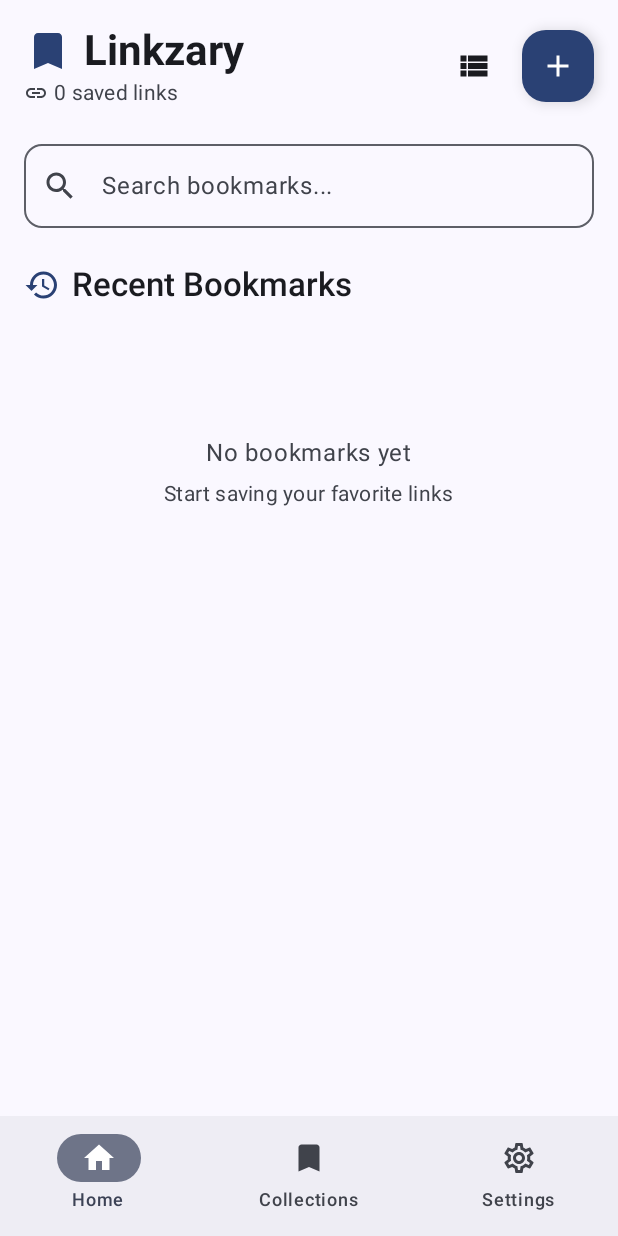
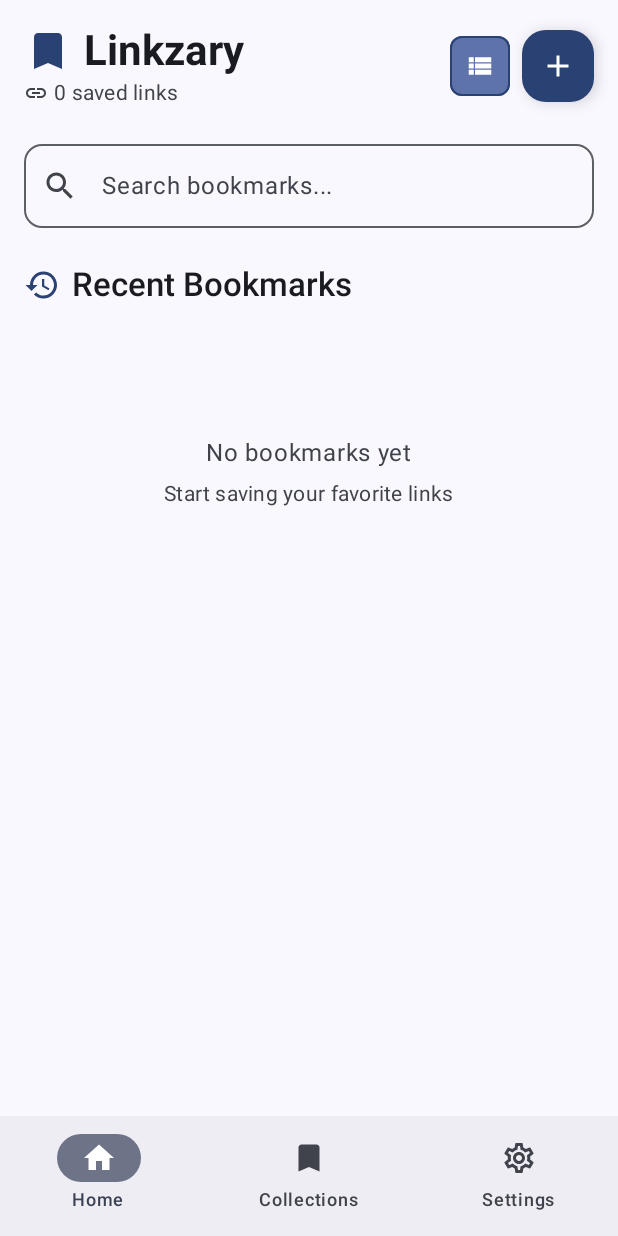
Before and after one commit to ZaryabKhan/Linkzary, an Android app built with Jetpack Compose: the screen it shows after launch (MainActivity), on a phone screen of 412 x 824 dp. Run offline under Robolectric (Android 15) with nearby library versions, the phone set to English and light mode, and no system bars; our stand-ins replace Dagger/Hilt's generated code, Room's generated code.

Commit message:
Initial commit

```diff
--- a/app/src/main/java/com/appcodecraft/linkzary/ui/screen/home/HomeScreen.kt
+++ b/app/src/main/java/com/appcodecraft/linkzary/ui/screen/home/HomeScreen.kt
@@ -1,20 +1,18 @@
 package com.appcodecraft.linkzary.ui.screen.home
 
+import androidx.compose.foundation.BorderStroke
 import androidx.compose.foundation.layout.*
 import androidx.compose.foundation.lazy.LazyColumn
 import androidx.compose.foundation.lazy.LazyRow
-import androidx.compose.foundation.lazy.grid.GridCells
-import androidx.compose.foundation.lazy.grid.LazyVerticalGrid
-import androidx.compose.foundation.lazy.grid.items
 import androidx.compose.foundation.lazy.items
 import androidx.compose.foundation.rememberScrollState
 import androidx.compose.foundation.verticalScroll
 import androidx.compose.foundation.shape.RoundedCornerShape
 import androidx.compose.material.icons.Icons
+import androidx.compose.material.icons.automirrored.filled.ViewList
 import androidx.compose.material.icons.filled.Add
 import androidx.compose.material.icons.filled.Search
 import androidx.compose.material.icons.filled.ViewModule
-import androidx.compose.material.icons.filled.ViewList
 import androidx.compose.material.icons.filled.Edit
 import androidx.compose.material.icons.filled.Delete
 import androidx.compose.material.icons.filled.PushPin
@@ -25,6 +23,7 @@ import androidx.compose.material.icons.filled.CreateNewFolder
 import androidx.compose.material.icons.filled.Check
 import androidx.compose.material.icons.filled.Clear
 import androidx.compose.material.icons.filled.Bookmark
+import androidx.compose.material.icons.filled.GridView
 import androidx.compose.material.icons.filled.Link
 import androidx.compose.material.icons.filled.History
 import androidx.compose.material3.*
@@ -39,12 +38,10 @@ import androidx.hilt.navigation.compose.hiltViewModel
 import androidx.lifecycle.compose.collectAsStateWithLifecycle
 import androidx.navigation.NavController
 import com.appcodecraft.linkzary.navigation.Screen
-import com.appcodecraft.linkzary.data.entity.Collection
 import com.appcodecraft.linkzary.data.entity.SavedLink
 import com.appcodecraft.linkzary.ui.component.BookmarkCard
 import com.appcodecraft.linkzary.ui.component.SmallCollectionCard
 import com.appcodecraft.linkzary.ui.theme.LinkzaryTheme
-import java.util.*
 
 @OptIn(ExperimentalMaterial3Api::class)
 @Composable
@@ -132,13 +129,27 @@ fun HomeScreen(
                 horizontalArrangement = Arrangement.spacedBy(8.dp)
             ) {
                 // View toggle button
-                IconButton(
-                    onClick = { isGridView = !isGridView }
+                Surface(
+                    onClick = { isGridView = !isGridView },
+                    modifier = Modifier.size(40.dp),
+                    shape = RoundedCornerShape(8.dp),
+                    color = if (isGridView) MaterialTheme.colorScheme.primaryContainer else MaterialTheme.colorScheme.surface,
+                    border = BorderStroke(
+                        width = 1.dp,
+                        color = if (isGridView) MaterialTheme.colorScheme.primary else MaterialTheme.colorScheme.outline
+                    )
                 ) {
-                    Icon(
-                        imageVector = if (isGridView) Icons.Default.ViewList else Icons.Default.ViewModule,
-                        contentDescription = if (isGridView) "List view" else "Grid view"
-                    )
+                    Box(
+                        contentAlignment = Alignment.Center,
+                        modifier = Modifier.fillMaxSize()
+                    ) {
+                        Icon(
+                            imageVector = if (isGridView) Icons.AutoMirrored.Filled.ViewList else Icons.Default.GridView,
+                            contentDescription = if (isGridView) "List view" else "Grid view",
+                            tint = if (isGridView) MaterialTheme.colorScheme.onPrimaryContainer else MaterialTheme.colorScheme.onSurface,
+                            modifier = Modifier.size(20.dp)
+                        )
+                    }
                 }
 
                 FloatingActionButton(
@@ -327,7 +338,7 @@ fun HomeScreen(
                                             onCardClick = {
                                                 try {
                                                     uriHandler.openUri(link.url)
-                                                } catch (e: Exception) {
+                                                } catch (_: Exception) {
                                                     // Handle error - could show a snackbar
                                                 }
                                             },
@@ -357,8 +368,8 @@ fun HomeScreen(
                                 onCardClick = {
                                     try {
                                         uriHandler.openUri(link.url)
-                                    } catch (e: Exception) {
-                                        // Handle error - could show a snackbar
+                                    } catch (_: Exception) {
+                                        // Handle error - could show a snack bar
                                     }
                                 },
                                 onMoreClick = {
@@ -378,7 +389,7 @@ fun HomeScreen(
     // Error handling
     uiState.error?.let { error ->
         LaunchedEffect(error) {
-            // TODO: Show snackbar with error
+            // TODO: Show snack bar with error
             viewModel.clearError()
         }
     }
```
